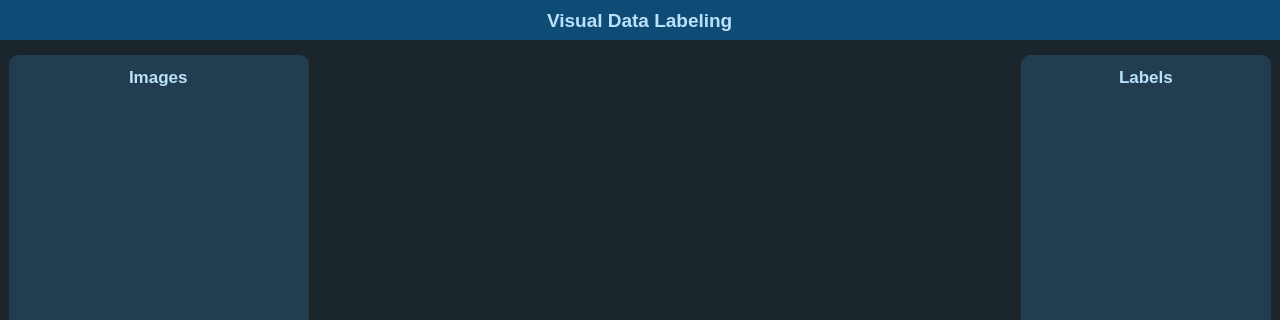
This is templates/ui/mainWindow.ui in ismaildrcn/data-labeling as Qt 5 draws it before an edit; both pictures show x 0 to 1280 and y 0 to 320 of the 1280 by 720 pixel window. The edited form follows.
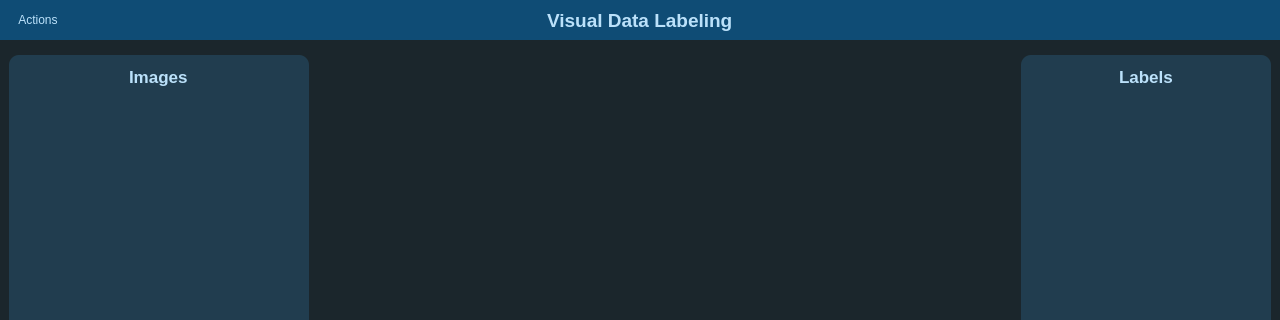
This is the edited form. Icons and pictures are not drawn.

Commit message: Add action menu

```diff
--- a/templates/ui/mainWindow.ui
+++ b/templates/ui/mainWindow.ui
@@ -59,6 +59,11 @@
       <property name="styleSheet">
        <string notr="true">#widget_top{
 	background-color: rgb(15, 76, 117);
+}
+QPushButton{
+	border:none;
+	background-color: transparent;
+	color: #BBE1FA;
 }</string>
       </property>
       <layout class="QHBoxLayout" name="horizontalLayout_2">
@@ -72,7 +77,27 @@
         <number>0</number>
        </property>
        <item alignment="Qt::AlignLeft">
-        <widget class="QWidget" name="widget" native="true"/>
+        <widget class="QWidget" name="widget_topbar_left_actions" native="true">
+         <layout class="QHBoxLayout" name="horizontalLayout_4">
+          <item>
+           <widget class="QPushButton" name="pushButton_actions">
+            <property name="text">
+             <string>Actions</string>
+            </property>
+            <property name="icon">
+             <iconset resource="../../rcc_files/rsrc.qrc">
+              <normaloff>:/images/templates/images/fire.svg</normaloff>:/images/templates/images/fire.svg</iconset>
+            </property>
+            <property name="iconSize">
+             <size>
+              <width>22</width>
+              <height>22</height>
+             </size>
+            </property>
+           </widget>
+          </item>
+         </layout>
+        </widget>
        </item>
        <item alignment="Qt::AlignHCenter">
         <widget class="QLabel" name="label_image_labeling_title">
```
Left out of the diff: 5 changed lines with no effect on the pictures. The commit also changes 11 other files.
